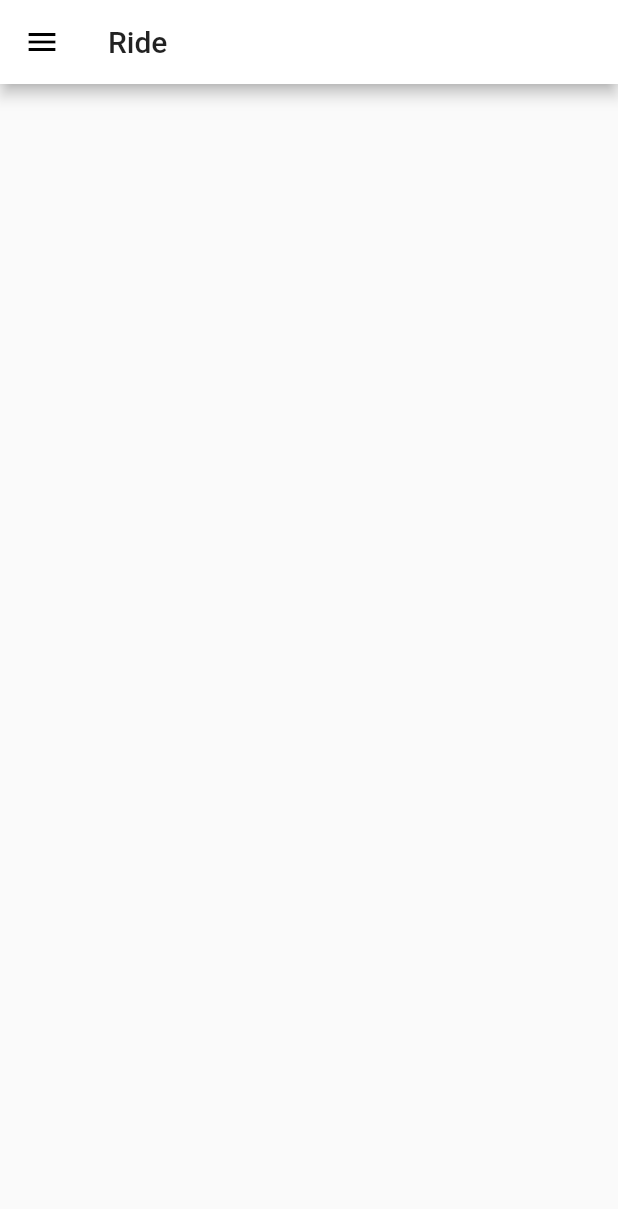
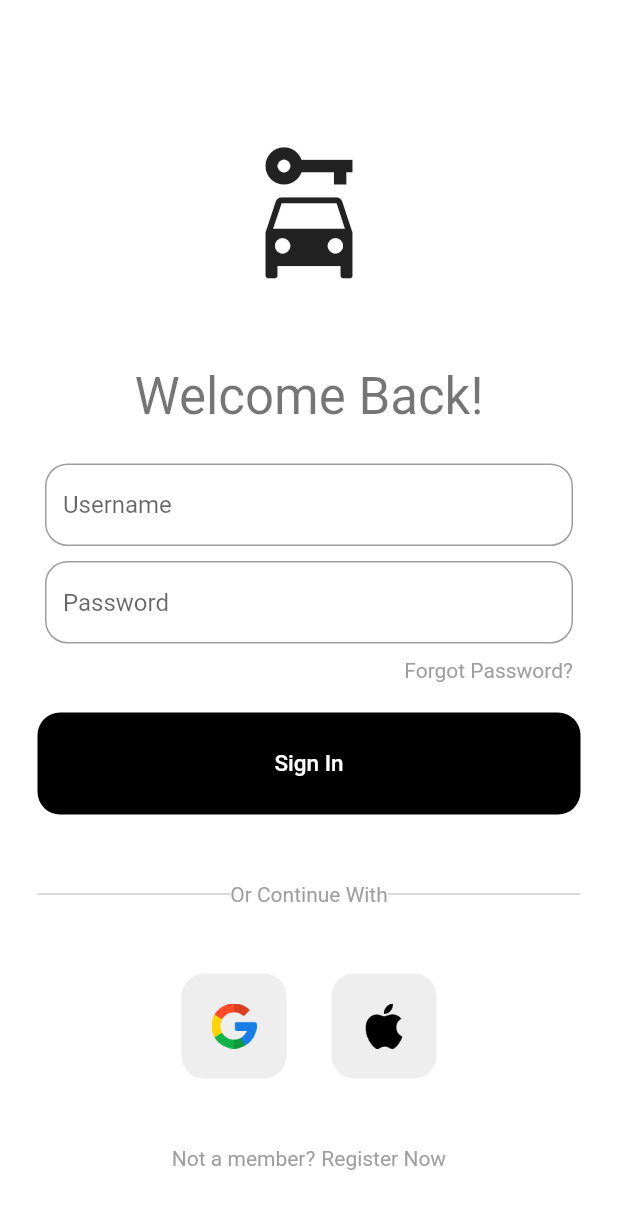
Before and after one commit to JackWangCA/RideShare-App, a Flutter app: the screen it shows after launch, on a phone screen of 412 x 824 dp. Shown: the top 1209 px of the screen. Run offline on Flutter 3.47's test engine with Material 2 defaults, Android fonts, the phone set to English and light mode, and no system bars; our stand-ins replace settings_ui, shared_preferences.

Commit message:
Finished SignInPage Construction, pending authentication implementation

```diff
--- /dev/null
+++ b/rideshare/lib/components/myButton.dart
@@ -0,0 +1,31 @@
+import 'package:flutter/material.dart';
+
+class MyButton extends StatelessWidget {
+  final Function()? onTap;
+
+  const MyButton({super.key, required this.onTap});
+
+  @override
+  Widget build(BuildContext context) {
+    return GestureDetector(
+      onTap: () {},
+      child: Container(
+        padding: EdgeInsets.all(25.0),
+        margin: EdgeInsets.symmetric(horizontal: 25.0),
+        decoration: BoxDecoration(
+          color: Theme.of(context).buttonColor,
+          borderRadius: BorderRadius.circular(15.0),
+        ),
+        child: Center(
+          child: Text(
+            'Sign In',
+            style: Theme.of(context)
+                .textTheme
+                .bodyLarge!
+                .copyWith(color: Theme.of(context).canvasColor, fontSize: 15.0),
+          ),
+        ),
+      ),
+    );
+  }
+}
--- /dev/null
+++ b/rideshare/lib/components/myTextField.dart
@@ -0,0 +1,38 @@
+import 'package:flutter/material.dart';
+
+class MyTextField extends StatelessWidget {
+  final controller;
+  final String hintText;
+  final bool obscureText;
+
+  const MyTextField({
+    super.key,
+    required this.controller,
+    required this.hintText,
+    required this.obscureText,
+  });
+
+  @override
+  Widget build(BuildContext context) {
+    return Padding(
+      padding: const EdgeInsets.symmetric(horizontal: 30.0),
+      child: TextField(
+        obscureText: obscureText,
+        controller: controller,
+        decoration: InputDecoration(
+          hintText: hintText,
+          enabledBorder: OutlineInputBorder(
+            borderRadius: BorderRadius.circular(15.0),
+            borderSide: BorderSide(color: Theme.of(context).dividerColor),
+          ),
+          focusedBorder: OutlineInputBorder(
+            borderRadius: BorderRadius.circular(15.0),
+            borderSide: BorderSide(color: Theme.of(context).focusColor),
+          ),
+          fillColor: Theme.of(context).dialogBackgroundColor,
+          filled: true,
+        ),
+      ),
+    );
+  }
+}
--- /dev/null
+++ b/rideshare/lib/components/squareTile.dart
@@ -0,0 +1,24 @@
+import 'package:flutter/material.dart';
+
+class SquareTile extends StatelessWidget {
+  final String imagePath;
+  const SquareTile({
+    super.key,
+    required this.imagePath,
+  });
+
+  @override
+  Widget build(BuildContext context) {
+    return Container(
+      padding: EdgeInsets.all(20.0),
+      decoration: BoxDecoration(
+        borderRadius: BorderRadius.circular(15.0),
+        color: Theme.of(context).cardColor,
+      ),
+      child: Image.asset(
+        imagePath,
+        height: 30,
+      ),
+    );
+  }
+}
--- a/rideshare/lib/themeProvider.dart
+++ b/rideshare/lib/components/themeProvider.dart
@@ -1,5 +1,5 @@
 import 'package:flutter/material.dart';
-import 'package:rideshare/theme.dart';
+import 'package:rideshare/constants/theme.dart';
 import 'package:shared_preferences/shared_preferences.dart';
 
 class ThemeProvider extends ChangeNotifier {
--- a/rideshare/lib/theme.dart
+++ b/rideshare/lib/constants/theme.dart
@@ -3,11 +3,15 @@ import 'package:flutter/material.dart';
 ThemeData lightTheme = ThemeData(
   brightness: Brightness.light,
   visualDensity: VisualDensity.comfortable,
+  canvasColor: Colors.white,
+  buttonColor: Colors.black,
   appBarTheme: const AppBarTheme(
     foregroundColor: Colors.black,
     backgroundColor: Colors.white,
   ),
-  bottomAppBarColor: Colors.white,
+  dividerColor: Colors.grey,
+  cardColor: Colors.grey[200],
+  focusColor: Colors.black,
   textButtonTheme: TextButtonThemeData(
     style: ButtonStyle(
       backgroundColor: MaterialStateProperty.all<Color>(Colors.black),
@@ -20,31 +24,35 @@ ThemeData lightTheme = ThemeData(
     backgroundColor: Colors.black,
   ),
   textTheme: const TextTheme(
-    headline1: TextStyle(
-      color: Colors.black,
-    ),
-    headline2: TextStyle(
-      color: Colors.black,
-      fontSize: 20.0,
-    ),
-    headline3: TextStyle(
-      color: Colors.white,
-      fontSize: 15.0,
-    ),
-    headline4: TextStyle(
-      color: Colors.black,
-    ),
-  ),
+      // headline1: TextStyle(
+      //   color: Colors.black,
+      // ),
+      // headline2: TextStyle(
+      //   color: Colors.black,
+      //   fontSize: 20.0,
+      // ),
+      // headline3: TextStyle(
+      //   color: Colors.white,
+      //   fontSize: 15.0,
+      // ),
+      // headline4: TextStyle(
+      //   color: Colors.black,
+      // ),
+      ),
 );
 
 ThemeData darkTheme = ThemeData(
   brightness: Brightness.dark,
   visualDensity: VisualDensity.comfortable,
+  canvasColor: Colors.black,
+  buttonColor: Colors.white,
   appBarTheme: const AppBarTheme(
     foregroundColor: Colors.white70,
     backgroundColor: Colors.black,
   ),
-  bottomAppBarColor: Colors.black,
+  dividerColor: Colors.grey,
+  cardColor: Colors.grey[200],
+  focusColor: Colors.white,
   textButtonTheme: TextButtonThemeData(
     style: ButtonStyle(
       backgroundColor: MaterialStateProperty.all<Color>(Colors.white),
@@ -57,19 +65,19 @@ ThemeData darkTheme = ThemeData(
     backgroundColor: Colors.tealAccent,
   ),
   textTheme: const TextTheme(
-    headline1: TextStyle(
-      color: Colors.white,
-    ),
-    headline2: TextStyle(
-      color: Colors.white,
-      fontSize: 20.0,
-    ),
-    headline3: TextStyle(
-      color: Colors.black,
-      fontSize: 15.0,
-    ),
-    headline4: TextStyle(
-      color: Colors.white,
-    ),
-  ),
+      // headline1: TextStyle(
+      //   color: Colors.white,
+      // ),
+      // headline2: TextStyle(
+      //   color: Colors.white,
+      //   fontSize: 20.0,
+      // ),
+      // headline3: TextStyle(
+      //   color: Colors.black,
+      //   fontSize: 15.0,
+      // ),
+      // headline4: TextStyle(
+      //   color: Colors.white,
+      // ),
+      ),
 );
--- a/rideshare/lib/main.dart
+++ b/rideshare/lib/main.dart
@@ -1,8 +1,9 @@
 import 'package:flutter/material.dart';
 import 'package:provider/provider.dart';
-import 'package:rideshare/home_screen.dart';
-import 'package:rideshare/theme.dart';
-import 'package:rideshare/themeProvider.dart';
+import 'package:rideshare/screens/HomeScreen.dart';
+import 'package:rideshare/constants/theme.dart';
+import 'package:rideshare/components/themeProvider.dart';
+import 'package:rideshare/screens/SignInScreen.dart';
 
 void main() {
   runApp(
@@ -22,11 +23,12 @@ class MyApp extends StatelessWidget {
     return Consumer<ThemeProvider>(
       builder: (context, provider, child) {
         return MaterialApp(
+          debugShowCheckedModeBanner: false,
           title: 'Flutter Demo',
           theme: lightTheme,
           darkTheme: darkTheme,
           themeMode: provider.themeMode,
-          home: const HomeScreen(),
+          home: SignInPage(),
         );
       },
     );
--- a/rideshare/lib/home_screen.dart
+++ b/rideshare/lib/screens/HomeScreen.dart
@@ -1,8 +1,8 @@
 import 'package:flutter/material.dart';
-import 'package:rideshare/settings.dart';
+import 'package:rideshare/screens/SettingScreen.dart';
 
-class HomeScreen extends StatelessWidget {
-  const HomeScreen({super.key});
+class HomePage extends StatelessWidget {
+  const HomePage({super.key});
 
   @override
   Widget build(BuildContext context) {
@@ -16,6 +16,7 @@ class HomeScreen extends StatelessWidget {
       drawer: Drawer(
         child: ListView(
           children: [
+            //Logo in Drawer
             DrawerHeader(
               child: Center(
                   child: Text(
@@ -23,8 +24,9 @@ class HomeScreen extends StatelessWidget {
                 style: Theme.of(context).textTheme.titleLarge,
               )),
             ),
+            //User's Listings
             ListTile(
-              leading: Icon(Icons.person),
+              leading: const Icon(Icons.person),
               title: Text(
                 'My Listings',
                 style: Theme.of(context).textTheme.titleMedium,
@@ -33,15 +35,16 @@ class HomeScreen extends StatelessWidget {
                 null;
               },
             ),
+            //Settings
             ListTile(
-              leading: Icon(Icons.settings),
+              leading: const Icon(Icons.settings),
               title: Text(
                 'Settings',
                 style: Theme.of(context).textTheme.titleMedium,
               ),
               onTap: () {
-                Navigator.of(context).push(
-                    MaterialPageRoute(builder: (context) => SettingsPage()));
+                Navigator.of(context).push(MaterialPageRoute(
+                    builder: (context) => const SettingsPage()));
               },
             ),
           ],
--- a/rideshare/lib/settings.dart
+++ b/rideshare/lib/screens/SettingScreen.dart
@@ -1,7 +1,7 @@
 import 'package:flutter/material.dart';
 import 'package:provider/provider.dart';
 import 'package:settings_ui/settings_ui.dart';
-import 'package:rideshare/themeProvider.dart';
+import 'package:rideshare/components/themeProvider.dart';
 
 class SettingsPage extends StatelessWidget {
   const SettingsPage({super.key});
@@ -18,30 +18,33 @@ class SettingsPage extends StatelessWidget {
       ),
       body: SettingsList(
         sections: [
+          //Common Settings
           SettingsSection(
             title: Text(
               'Common',
               style: Theme.of(context).textTheme.titleLarge,
             ),
             tiles: <SettingsTile>[
+              //Follow System Theme
               SettingsTile.switchTile(
                 onToggle: (value) {
                   themeProvider.changeSystemTheme(value);
                 },
                 initialValue: themeProvider.isSystem,
-                leading: Icon(Icons.format_paint),
+                leading: const Icon(Icons.format_paint),
                 title: Text(
                   'Follow System Theme',
                   style: Theme.of(context).textTheme.bodyMedium,
                 ),
               ),
+              //Dark Theme or no
               SettingsTile.switchTile(
                 onToggle: (value) {
                   themeProvider.changeDarkTheme(value);
                 },
                 initialValue: themeProvider.isDark,
                 enabled: !themeProvider.isSystem,
-                leading: Icon(Icons.sunny),
+                leading: const Icon(Icons.sunny),
                 title: Text(
                   'Dark Mode',
                   style: Theme.of(context).textTheme.bodyMedium,
--- /dev/null
+++ b/rideshare/lib/screens/SignInScreen.dart
@@ -0,0 +1,141 @@
+import 'package:flutter/material.dart';
+import 'package:rideshare/components/myButton.dart';
+import 'package:rideshare/components/myTextField.dart';
+import 'package:rideshare/components/squareTile.dart';
+
+class SignInPage extends StatelessWidget {
+  SignInPage({super.key});
+
+  final usernameController = TextEditingController();
+  final passwordController = TextEditingController();
+
+  //Sign User In
+  void SignUserIn() {}
+
+  @override
+  Widget build(BuildContext context) {
+    return Scaffold(
+      body: SafeArea(
+        child: Center(
+          child: Column(
+            mainAxisAlignment: MainAxisAlignment.center,
+            children: [
+              const SizedBox(height: 50),
+              //logo
+              const Icon(
+                Icons.car_rental,
+                size: 100,
+              ),
+              const SizedBox(height: 50),
+              //Welcome Text
+              Text(
+                'Welcome Back!',
+                style: Theme.of(context).textTheme.headlineMedium,
+              ),
+              //Username Field
+              const SizedBox(height: 25),
+              MyTextField(
+                controller: usernameController,
+                hintText: 'Username',
+                obscureText: false,
+              ),
+              //Password Field
+              const SizedBox(height: 10),
+              MyTextField(
+                controller: passwordController,
+                hintText: 'Password',
+                obscureText: true,
+              ),
+              const SizedBox(height: 10),
+              //Forgot Password?
+              Padding(
+                padding: const EdgeInsets.symmetric(horizontal: 30.0),
+                child: Row(
+                  mainAxisAlignment: MainAxisAlignment.end,
+                  children: [
+                    Text(
+                      'Forgot Password?',
+                      style: Theme.of(context)
+                          .textTheme
+                          .bodyMedium!
+                          .copyWith(color: Colors.grey),
+                    ),
+                  ],
+                ),
+              ),
+              //Sign In Button
+              const SizedBox(height: 20),
+              MyButton(
+                onTap: () {
+                  SignUserIn();
+                },
+              ),
+              const SizedBox(height: 45),
+              //Divider
+              Padding(
+                padding: const EdgeInsets.symmetric(horizontal: 25.0),
+                child: Row(
+                  children: [
+                    Expanded(
+                      child: Divider(
+                        thickness: 0.5,
+                        color: Theme.of(context).dividerColor,
+                      ),
+                    ),
+                    Text(
+                      'Or Continue With',
+                      style: Theme.of(context)
+                          .textTheme
+                          .bodyMedium!
+                          .copyWith(color: Theme.of(context).dividerColor),
+                    ),
+                    Expanded(
+                      child: Divider(
+                        thickness: 0.5,
+                        color: Theme.of(context).dividerColor,
+                      ),
+                    ),
+                  ],
+                ),
+              ),
+              const SizedBox(height: 45),
+              Row(
+                mainAxisAlignment: MainAxisAlignment.center,
+                children: const [
+                  SquareTile(imagePath: 'lib/images/google.png'),
+                  SizedBox(
+                    width: 30,
+                  ),
+                  SquareTile(imagePath: 'lib/images/apple.png'),
+                ],
+              ),
+              const SizedBox(height: 45),
+              Row(
+                mainAxisAlignment: MainAxisAlignment.center,
+                children: [
+                  Text(
+                    'Not a member?',
+                    style: Theme.of(context)
+                        .textTheme
+                        .bodyMedium!
+                        .copyWith(color: Colors.grey),
+                  ),
+                  const SizedBox(
+                    width: 4,
+                  ),
+                  Text(
+                    'Register Now',
+                    style: Theme.of(context)
+                        .textTheme
+                        .bodyMedium!
+                        .copyWith(color: Colors.grey),
+                  ),
+                ],
+              ),
+            ],
+          ),
+        ),
+      ),
+    );
+  }
+}
--- a/rideshare/pubspec.yaml
+++ b/rideshare/pubspec.yaml
@@ -38,6 +38,7 @@ dependencies:
   provider: ^6.0.5
   settings_ui: ^2.0.2
   shared_preferences: ^2.0.17
+  firebase_auth: ^4.2.5
 
 dev_dependencies:
   flutter_test:
@@ -62,9 +63,8 @@ flutter:
   uses-material-design: true
 
   # To add assets to your application, add an assets section, like this:
-  # assets:
-  #   - images/a_dot_burr.jpeg
-  #   - images/a_dot_ham.jpeg
+  assets:
+    - lib/images/
 
   # An image asset can refer to one or more resolution-specific "variants", see
   # https://flutter.dev/assets-and-images/#resolution-aware
```
Also changed, not shown: rideshare/lib/images/apple.png (added), rideshare/lib/images/google.png (added), rideshare/pubspec.lock, 1 other file.
